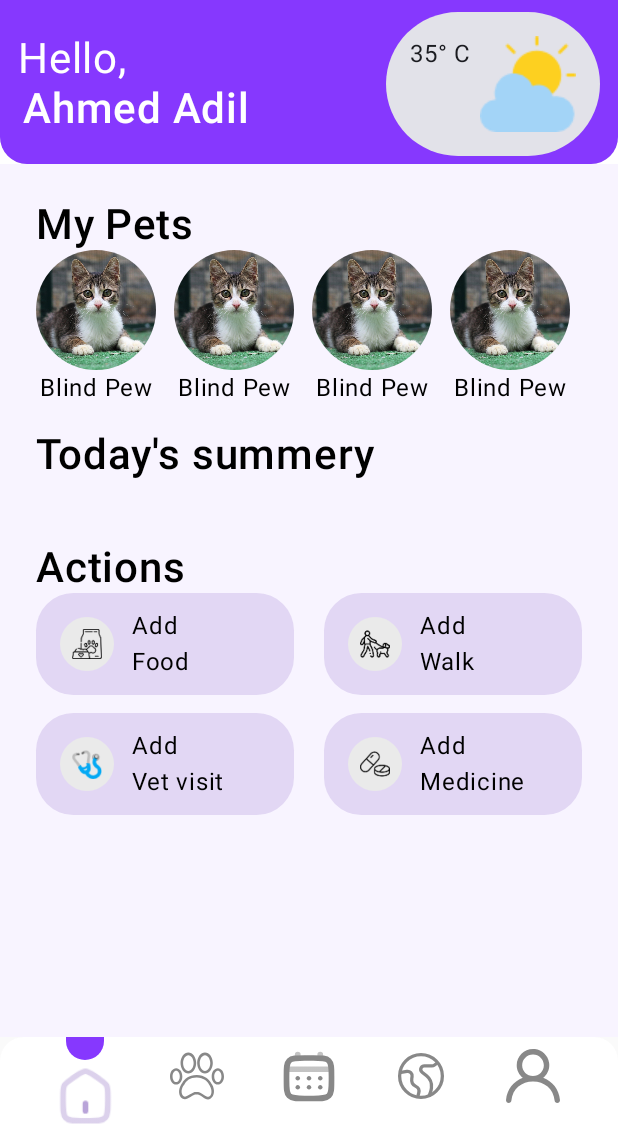
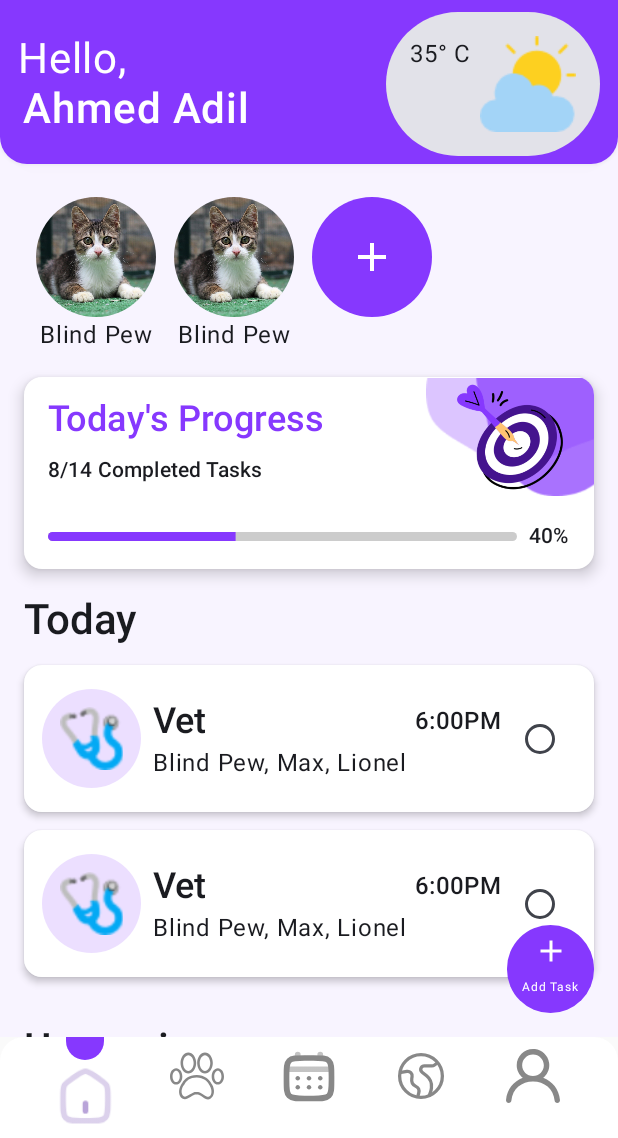
Before and after one commit to Ahmed3abogarin/PetPal, an Android app built with Jetpack Compose: the AppNavigator screen opened through its navigation route, on a phone screen of 412 x 824 dp, the part 98-1236 px from its top. Run offline under Robolectric (Android 15) with nearby library versions, the phone set to English and light mode, and no system bars; our stand-ins replace Dagger/Hilt's generated code, Firebase (no records; nobody signed in at launch, a user with empty details on screens opened directly), Room's generated code; 1 statement that could not run was skipped.

Commit message:
create progress card in Home screen

```diff
--- a/app/src/main/java/com/vtol/petpal/presentation/components/TasksList.kt
+++ b/app/src/main/java/com/vtol/petpal/presentation/components/TasksList.kt
@@ -138,12 +138,37 @@ fun TasksList(modifier: Modifier = Modifier, viewModel: HomeViewModel) {
 
     val state = viewModel.state.value
     LazyColumn(
-        contentPadding = PaddingValues(vertical = 12.dp),
+        contentPadding = PaddingValues(vertical = 12.dp, horizontal = 16.dp),
         verticalArrangement = Arrangement.spacedBy(12.dp)
     ) {
         items(state.tasks) {
             TaskCard(it)
         }
+
+    }
+
+
+}
+
+@Composable
+fun TasksListTest(modifier: Modifier = Modifier) {
+
+    LazyColumn(
+        contentPadding = PaddingValues(vertical = 12.dp, horizontal = 16.dp),
+        verticalArrangement = Arrangement.spacedBy(12.dp)
+    ) {
+        items(2) {
+            val task = Task(
+                5,
+                22,
+                "Blind Pew, Max, Lionel ",
+                "6:00PM",
+                type = TaskType.VET,
+                dateTime = 55
+            )
+            TaskCard(task)
+        }
+
 
     }
 
@@ -174,7 +199,6 @@ fun TaskCard(task: Task) {
             horizontalArrangement = Arrangement.SpaceBetween
 
         ) {
-            Row(verticalAlignment = Alignment.CenterVertically) {
             Image(
                 modifier = Modifier
                     .size(66.dp)
@@ -184,9 +208,8 @@ fun TaskCard(task: Task) {
                 contentScale = ContentScale.Crop,
                 painter = painterResource(taskImg), contentDescription = "Pet Image"
             )
-            }
             Spacer(modifier = Modifier.width(8.dp))
-            Column(modifier = Modifier.fillMaxWidth()) {
+            Column(modifier = Modifier.fillMaxWidth().weight(1f)) {
 
                 Row(
                     modifier = Modifier.fillMaxWidth(),
@@ -203,7 +226,7 @@ fun TaskCard(task: Task) {
                             style = MaterialTheme.typography.titleMedium.copy(fontWeight = FontWeight.Medium)
                         )
                         Spacer(modifier = Modifier.width(1.dp))
-                        RadioButton(selected = false, onClick = { /*TODO*/ })
+
                     }
                 }
 
@@ -211,7 +234,7 @@ fun TaskCard(task: Task) {
                     text = "Blind Pew, Max, Lionel",
                 )
             }
-
+            RadioButton(selected = false, onClick = { /*TODO*/ })
 
         }
     }
--- a/app/src/main/java/com/vtol/petpal/presentation/home/HomeScreen.kt
+++ b/app/src/main/java/com/vtol/petpal/presentation/home/HomeScreen.kt
@@ -1,10 +1,14 @@
 package com.vtol.petpal.presentation.home
 
 import androidx.compose.foundation.BorderStroke
+import androidx.compose.foundation.Canvas
 import androidx.compose.foundation.Image
 import androidx.compose.foundation.background
+import androidx.compose.foundation.clickable
 import androidx.compose.foundation.layout.Arrangement
+import androidx.compose.foundation.layout.Box
 import androidx.compose.foundation.layout.Column
+import androidx.compose.foundation.layout.PaddingValues
 import androidx.compose.foundation.layout.Row
 import androidx.compose.foundation.layout.Spacer
 import androidx.compose.foundation.layout.fillMaxSize
@@ -15,22 +19,24 @@ import androidx.compose.foundation.layout.size
 import androidx.compose.foundation.layout.statusBarsPadding
 import androidx.compose.foundation.layout.width
 import androidx.compose.foundation.lazy.LazyRow
-import androidx.compose.foundation.rememberScrollState
 import androidx.compose.foundation.shape.CircleShape
 import androidx.compose.foundation.shape.RoundedCornerShape
-import androidx.compose.foundation.verticalScroll
 import androidx.compose.material.icons.Icons
+import androidx.compose.material.icons.filled.Add
 import androidx.compose.material.icons.filled.Notifications
 import androidx.compose.material3.Card
 import androidx.compose.material3.CardDefaults
 import androidx.compose.material3.Icon
+import androidx.compose.material3.IconButton
+import androidx.compose.material3.MaterialTheme
 import androidx.compose.material3.OutlinedCard
+import androidx.compose.material3.Scaffold
 import androidx.compose.material3.Text
 import androidx.compose.runtime.Composable
 import androidx.compose.ui.Alignment
 import androidx.compose.ui.Modifier
 import androidx.compose.ui.draw.clip
-import androidx.compose.ui.draw.shadow
+import androidx.compose.ui.geometry.Size
 import androidx.compose.ui.graphics.Color
 import androidx.compose.ui.res.painterResource
 import androidx.compose.ui.text.font.FontWeight
@@ -38,12 +44,13 @@ import androidx.compose.ui.tooling.preview.Preview
 import androidx.compose.ui.unit.dp
 import androidx.compose.ui.unit.sp
 import com.vtol.petpal.R
-import com.vtol.petpal.presentation.components.ActionsButton
-import com.vtol.petpal.presentation.components.TasksList
+import com.vtol.petpal.presentation.components.TasksListTest
+import com.vtol.petpal.presentation.home.components.ProgressCard
+import com.vtol.petpal.ui.theme.MainPurple
 import com.vtol.petpal.ui.theme.PetPalTheme
 
 @Composable
-fun HomeScreen(navigateToTaskScreen: () -> Unit, viewModel: HomeViewModel) {
+fun HomeScreen(onAddTaskClicked: () -> Unit) {
 
 //    Image(
 //        painter = painterResource(R.drawable.header_img),
@@ -52,16 +59,135 @@ fun HomeScreen(navigateToTaskScreen: () -> Unit, viewModel: HomeViewModel) {
 //            Alignment.TopEnd
 //        ).size(200.dp)
 //    )
+
+    Scaffold(floatingActionButton = {
+        Column(
+            Modifier
+                .clip(CircleShape)
+                .background(MainPurple)
+                .padding(horizontal = 10.dp, vertical = 5.dp)
+                .clickable { onAddTaskClicked() },
+            horizontalAlignment = Alignment.CenterHorizontally
+        ) {
+            Icon(
+                imageVector = Icons.Default.Add,
+                contentDescription = "",
+                tint = Color.White
+            )
+
+            Text(text = "Add Task", color = Color.White, fontSize = 8.sp)
+        }
+
+    }) { paddingValues ->
         Column(
             modifier = Modifier
+                .padding(paddingValues)
                 .fillMaxSize()
-            .background(Color.White)
+                .background(Color(0XFFF8F4FF))
+
+
 //            .verticalScroll(rememberScrollState())
         ) {
+
+            // The header
+            AppHomeHeader()
+
+            Spacer(modifier = Modifier.height(22.dp))
+
+
+            // Pets list
+            HomePetsList {}
+
+            Spacer(modifier = Modifier.height(16.dp))
+
+            Card(
+                modifier = Modifier
+                    .fillMaxWidth()
+                    .padding(horizontal = 16.dp),
+                elevation = CardDefaults.cardElevation(6.dp),
+                colors = CardDefaults.cardColors(containerColor = Color.White)
+            ) {
+                Box(modifier = Modifier.fillMaxWidth()) {
+
+                    // bg shapes
+                    Image(
+                        modifier = Modifier
+                            .width(112.dp)
+                            .height(80.dp)
+                            .align(Alignment.TopEnd),
+                        painter = painterResource(R.drawable.bg_shapes),
+                        contentDescription = ""
+                    )
+
+                    // Progress image
+                    Image(
+                        modifier = Modifier
+                            .width(112.dp)
+                            .height(80.dp)
+                            .align(Alignment.TopEnd),
+                        painter = painterResource(R.drawable.progress_img),
+                        contentDescription = ""
+                    )
+
+                    Column(modifier = Modifier.padding(horizontal = 16.dp, vertical = 12.dp)) {
+                        Text(
+                            text = "Today's Progress",
+                            style = MaterialTheme.typography.headlineSmall.copy(fontWeight = FontWeight.Medium),
+                            color = MainPurple
+                        )
+                        Spacer(modifier = Modifier.height(8.dp))
+                        Text(
+                            text = "8/14 Completed Tasks",
+                            style = MaterialTheme.typography.labelLarge
+                        )
+                        Spacer(modifier = Modifier.height(24.dp))
+
+                        // Progress card
+                        ProgressCard()
+                    }
+                }
+            }
+
+            Spacer(modifier = Modifier.height(16.dp))
+
+            Text(
+                modifier = Modifier.padding(horizontal = 16.dp),
+                text = "Today",
+                style = MaterialTheme.typography.headlineMedium.copy(fontWeight = FontWeight.SemiBold)
+            )
+
+            // TODO:
+//            TasksList(viewModel = viewModel)
+            TasksListTest()
+
+            Spacer(modifier = Modifier.height(18.dp))
+            Text(
+                modifier = Modifier.padding(horizontal = 16.dp),
+                text = "Upcoming",
+                style = MaterialTheme.typography.headlineMedium.copy(fontWeight = FontWeight.SemiBold)
+            )
+            TasksListTest()
+
+            Spacer(
+                modifier = Modifier
+                    .statusBarsPadding()
+                    .height(4.dp)
+            )
+        }
+    }
+
+}
+
+
+@Composable
+fun AppHomeHeader(modifier: Modifier = Modifier) {
+    Card(
+        colors = CardDefaults.cardColors(containerColor = MainPurple),
+        shape = RoundedCornerShape(bottomStart = 18.dp, bottomEnd = 18.dp),
+        elevation = CardDefaults.cardElevation(6.dp),
+    ) {
         Column(
-            modifier = Modifier
-                .clip(RoundedCornerShape(bottomStart = 18.dp, bottomEnd = 18.dp)).shadow(elevation = 6.dp)
-                .background(Color(0XFF8638FE))
+            modifier = modifier
                 .padding(horizontal = 12.dp)
 
         ) {
@@ -131,27 +257,20 @@ fun HomeScreen(navigateToTaskScreen: () -> Unit, viewModel: HomeViewModel) {
                 }
             }
 
+        }
+
 
     }
 
+}
 
-
-
-
-
-
-
-        Column(
-            modifier = Modifier
-                .fillMaxSize()
-                .background(Color(0XFFF8F4FF))
-                .padding(24.dp)
+@Composable
+fun HomePetsList(modifier: Modifier = Modifier, onAddPetClicked: () -> Unit) {
+    LazyRow(
+        horizontalArrangement = Arrangement.spacedBy(12.dp),
+        contentPadding = PaddingValues(horizontal = 24.dp)
     ) {
-
-            Text(text = "My Pets", fontSize = 28.sp, fontWeight = FontWeight.SemiBold)
-
-            LazyRow(horizontalArrangement = Arrangement.spacedBy(12.dp)) {
-                items(4) {
+        items(2) {
             Column(horizontalAlignment = Alignment.CenterHorizontally) {
                 Image(
                     modifier = Modifier
@@ -163,70 +282,31 @@ fun HomeScreen(navigateToTaskScreen: () -> Unit, viewModel: HomeViewModel) {
                 Text(text = "Blind Pew")
             }
         }
-            }
-
-            Spacer(modifier = Modifier.height(16.dp))
-
-            Text(text = "Today's summery", fontSize = 28.sp, fontWeight = FontWeight.SemiBold)
-
-            TasksList(viewModel = viewModel)
-
-            Spacer(modifier = Modifier.height(18.dp))
-            Text(text = "Actions", fontSize = 28.sp, fontWeight = FontWeight.SemiBold)
-            Row(
-                modifier = Modifier
-                    .fillMaxWidth(),
-                horizontalArrangement = Arrangement.spacedBy(20.dp)
+        item {
+            Box(
+                modifier
+                    .size(80.dp)
+                    .clip(CircleShape)
+                    .background(MainPurple), contentAlignment = Alignment.Center
             ) {
-                ActionsButton(
-                    modifier = Modifier.weight(1f),
-                    onClick = { navigateToTaskScreen() },
-                    buttonText = "Add \nFood",
-                    buttonIcon =R.drawable.ic_fed
-                )
-                ActionsButton(
-                    modifier = Modifier.weight(1f),
-                    onClick = {},
-                    buttonText = "Add \nWalk",
-                    buttonIcon = R.drawable.ic_walk
+                IconButton(onClick = { onAddPetClicked() }) {
+                    Icon(
+                        modifier = Modifier.size(32.dp),
+                        imageVector = Icons.Default.Add,
+                        contentDescription = "",
+                        tint = Color.White
                     )
                 }
-            Row(
-                modifier = Modifier
-                    .fillMaxWidth()
-                    .padding(top = 12.dp),
-                horizontalArrangement = Arrangement.spacedBy(20.dp)
-            ) {
-                ActionsButton(
-                    modifier = Modifier.weight(1f),
-                    onClick = {},
-                    buttonText = "Add \nVet visit",
-                    buttonIcon = R.drawable.ic_vet
-                )
-
-                ActionsButton(
-                    modifier = Modifier.weight(1f),
-                    onClick = {},
-                    buttonText = "Add \nMedicine",
-                    buttonIcon = R.drawable.ic_pill
-                )
-
-
-            }
-
-            Spacer(modifier = Modifier.statusBarsPadding().height(4.dp))
-
-
             }
         }
-
-
+    }
 }
 
 @Preview
 @Composable
 fun HomePreView() {
     PetPalTheme {
+        HomeScreen(onAddTaskClicked = {})
 
     }
 }
--- /dev/null
+++ b/app/src/main/java/com/vtol/petpal/presentation/home/components/ProgressCard.kt
@@ -0,0 +1,56 @@
+package com.vtol.petpal.presentation.home.components
+
+import androidx.compose.foundation.Canvas
+import androidx.compose.foundation.layout.Row
+import androidx.compose.foundation.layout.fillMaxWidth
+import androidx.compose.foundation.layout.height
+import androidx.compose.foundation.layout.padding
+import androidx.compose.foundation.shape.RoundedCornerShape
+import androidx.compose.material3.MaterialTheme
+import androidx.compose.material3.Text
+import androidx.compose.runtime.Composable
+import androidx.compose.ui.Alignment
+import androidx.compose.ui.Modifier
+import androidx.compose.ui.draw.clip
+import androidx.compose.ui.geometry.Size
+import androidx.compose.ui.graphics.Color
+import androidx.compose.ui.unit.dp
+import com.vtol.petpal.ui.theme.MainPurple
+
+@Composable
+fun ProgressCard(modifier: Modifier = Modifier) {
+    Row (
+        verticalAlignment = Alignment.CenterVertically
+    ){
+        Row (modifier = modifier.clip(RoundedCornerShape(12.dp)).weight(1f)){
+            Canvas(
+                modifier = Modifier
+                    .fillMaxWidth()
+                    .height(6.dp)
+            ) {
+
+                drawRect(
+                    color = Color.LightGray ,
+                    size = size
+                )
+
+                drawRect(
+                    color = MainPurple,
+                    size = Size(
+                        width = size.width * 0.4f.coerceIn(0f, 1f),
+                        height = size.height
+                    )
+                )
+
+            }
+        }
+
+        Text(
+            modifier = Modifier.padding(start = 8.dp),
+            text = "40%",
+            style = MaterialTheme.typography.labelLarge
+        )
+
+
+    }
+}
--- a/app/src/main/java/com/vtol/petpal/presentation/navgraph/NavGraph.kt
+++ b/app/src/main/java/com/vtol/petpal/presentation/navgraph/NavGraph.kt
@@ -147,7 +147,7 @@ fun AppNavigator() {
         ) {
 
             composable(Routes.HomeScreen.route) {
-                HomeScreen(viewModel = homeViewModel, navigateToTaskScreen = {
+                HomeScreen(onAddTaskClicked = {
                     navController.navigate(Routes.AddTaskScreen.route)
                 })
             }
--- a/app/src/main/java/com/vtol/petpal/ui/theme/Color.kt
+++ b/app/src/main/java/com/vtol/petpal/ui/theme/Color.kt
@@ -14,7 +14,8 @@ val LightPurple = Color(0xFFB9A4D9)
 
 val VeryLightPurple = Color(0xFFF2EBFE)
 
-val MainPurple = Color(0xFF8638FE)
+val MainPurple2 = Color(0xFF8638FE)
+val MainPurple = Color(0xFF8638FE) //
 
 val ButtonLightGray = Color(0xFFEAEAEA)
 
```
Also changed, not shown: app/src/main/res/drawable/bg_shapes.png (added), app/src/main/res/drawable/progress_img.png (added). Lines whose indentation alone changed are shown as unchanged.
